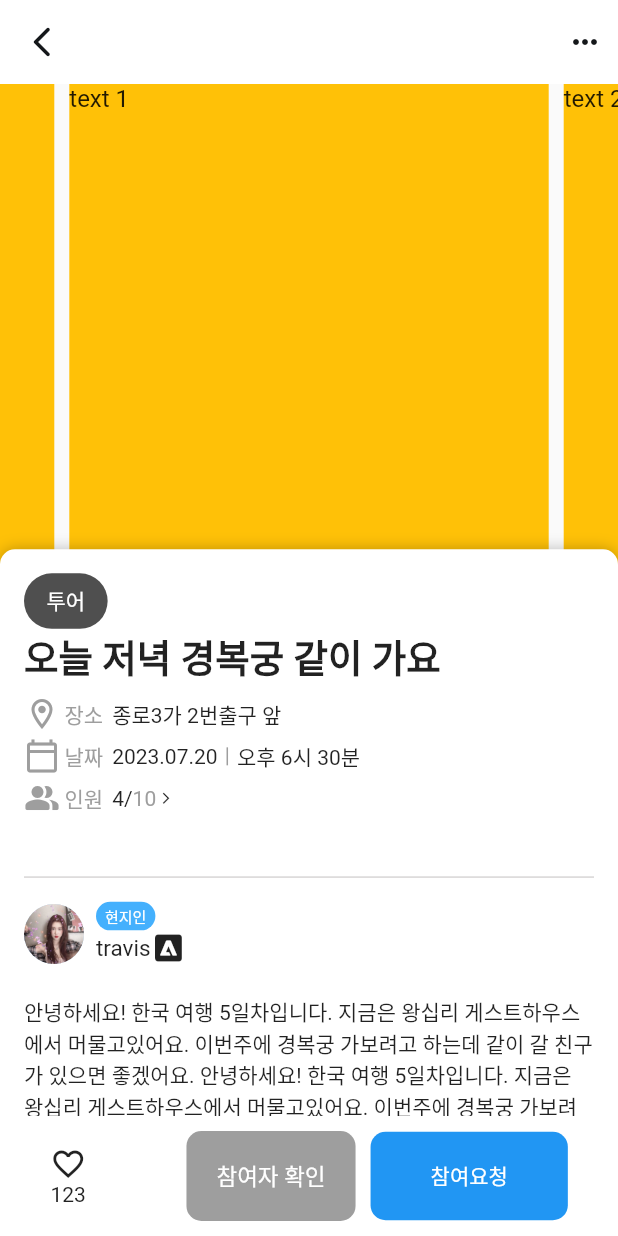
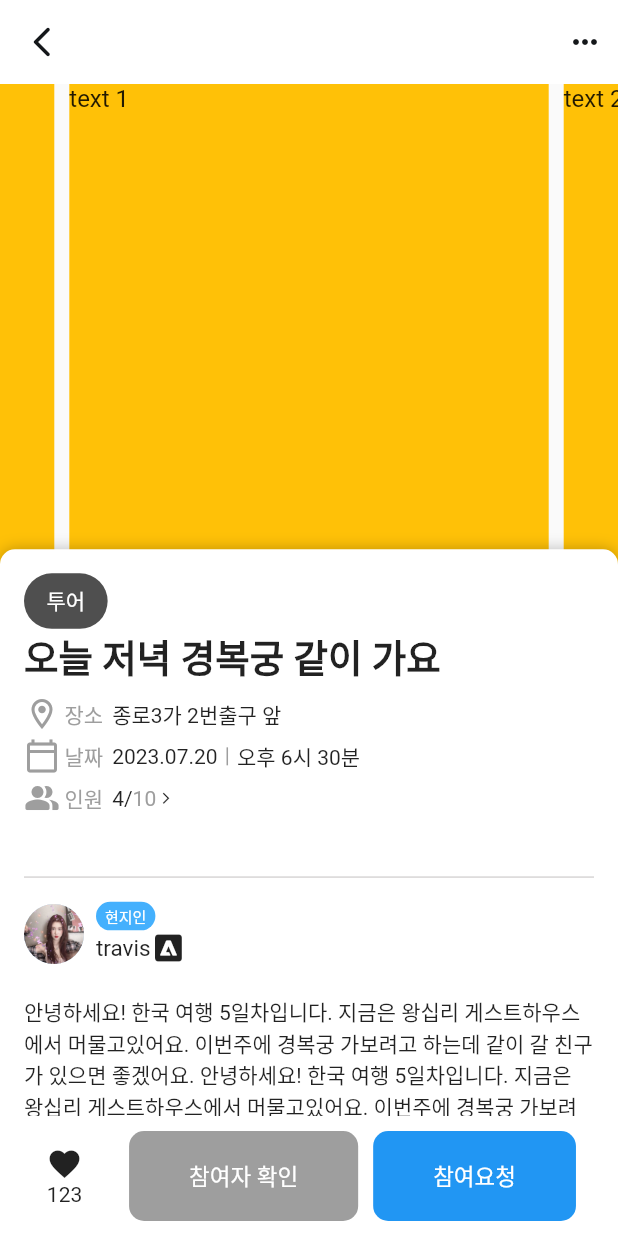
Before and after one commit to ggstargame45/malf_application, a Flutter app: the DetailScreen screen opened by its route, on a phone screen of 412 x 824 dp. Run offline on Flutter 3.47's test engine with Material 2 defaults, Android fonts, the phone set to English and light mode, and no system bars; drawn by our look-alikes of carousel_slider, sliding_up_panel; our stand-ins replace auto_route, flutter_riverpod, logger.

Commit message:
좋아요 버튼 활성화

```diff
--- /dev/null
+++ b/lib/features/detail/presentation/screens/detail_panel/footer_widget.dart
@@ -0,0 +1,100 @@
+import 'package:flutter/material.dart';
+import 'package:flutter_riverpod/flutter_riverpod.dart';
+import 'package:logger/logger.dart';
+
+var logger = Logger();
+
+class IsLikedState extends StateNotifier<int> {
+  IsLikedState() : super(1);
+
+  void toggleIsLiked() {
+    if (state == 0) {
+      state = 1;
+    } else if (state == 1) {
+      state = 0;
+    }
+  }
+}
+
+final islikedStateNotifierProvider =
+    StateNotifierProvider<IsLikedState, int>((ref) {
+  return IsLikedState();
+});
+
+class FooterWigdget extends ConsumerWidget {
+  const FooterWigdget({super.key});
+
+  @override
+  Widget build(BuildContext context, WidgetRef ref) {
+    final isLiked = ref.watch(islikedStateNotifierProvider);
+    final isLikedRead = ref.read(islikedStateNotifierProvider.notifier);
+    return Container(
+      height: 80,
+      width: MediaQuery.of(context).size.width,
+      color: Colors.white,
+      child: Row(mainAxisAlignment: MainAxisAlignment.spaceEvenly, children: [
+        SizedBox(
+          width: 30,
+          height: 60,
+          child: GestureDetector(
+            onTap: () {
+              isLikedRead.toggleIsLiked();
+              logger.d("tap");
+            },
+            child: Column(
+                mainAxisAlignment: MainAxisAlignment.center,
+                children: [
+                  Icon(isLiked == 1 ? Icons.favorite : Icons.favorite_border),
+                  const Text("123")
+                ]),
+          ),
+        ),
+        Row(
+          children: [
+            TextButton(
+              onPressed: () {
+                logger.d("tap");
+              },
+              style: ButtonStyle(
+                padding: MaterialStateProperty.all<EdgeInsetsGeometry>(
+                    const EdgeInsets.fromLTRB(40, 19, 40, 19)),
+                shape: MaterialStateProperty.all<RoundedRectangleBorder>(
+                  RoundedRectangleBorder(
+                    borderRadius: BorderRadius.circular(10.0),
+                  ),
+                ),
+                backgroundColor: MaterialStateProperty.all<Color>(Colors.grey),
+              ),
+              child: const Text(
+                "참여자 확인",
+                style: TextStyle(color: Colors.white, fontSize: 15),
+              ),
+            ),
+            const SizedBox(
+              width: 10,
+            ),
+            TextButton(
+              onPressed: () {
+                logger.d("tap");
+              },
+              style: ButtonStyle(
+                  padding: MaterialStateProperty.all<EdgeInsetsGeometry>(
+                      const EdgeInsets.fromLTRB(40, 19, 40, 19)),
+                  shape: MaterialStateProperty.all<RoundedRectangleBorder>(
+                    RoundedRectangleBorder(
+                      borderRadius: BorderRadius.circular(10.0),
+                    ),
+                  ),
+                  backgroundColor:
+                      MaterialStateProperty.all<Color>(Colors.blue)),
+              child: const Text(
+                "참여요청",
+                style: TextStyle(color: Colors.white, fontSize: 15),
+              ),
+            ),
+          ],
+        )
+      ]),
+    );
+  }
+}
--- a/lib/features/detail/presentation/screens/detail_screen.dart
+++ b/lib/features/detail/presentation/screens/detail_screen.dart
@@ -5,6 +5,7 @@ import 'package:malf_application/shared/theme/app_colors.dart';
 import "package:sliding_up_panel/sliding_up_panel.dart";
 
 import 'detail_panel/detail_panel.dart';
+import 'detail_panel/footer_widget.dart';
 import 'detail_panel/sliding_meeting_img.dart';
 
 class DetailScreen extends ConsumerWidget {
@@ -47,7 +48,6 @@ class MeetingDetailPanel extends StatefulWidget {
 }
 
 class _MeetingDetailPanelState extends State<MeetingDetailPanel> {
-  bool isLiked = false;
   @override
   Widget build(BuildContext context) {
     return SlidingUpPanel(
@@ -61,73 +61,12 @@ class _MeetingDetailPanelState extends State<MeetingDetailPanel> {
       borderRadius: const BorderRadius.vertical(top: Radius.circular(10)),
       minHeight: MediaQuery.of(context).size.height / 1.8,
       maxHeight: MediaQuery.of(context).size.height,
+      //footer
+      footer: const FooterWigdget(),
       //미팅 정보
       panelBuilder: (sc) => DetailPanel(
         controller: sc,
       ),
-      collapsed: Container(
-        decoration: const BoxDecoration(
-          color: Colors.transparent,
-        ),
-      ),
-      //footer
-      footer: Container(
-        height: 80,
-        width: MediaQuery.of(context).size.width,
-        color: Colors.white,
-        child: Row(mainAxisAlignment: MainAxisAlignment.spaceAround, children: [
-          Column(mainAxisAlignment: MainAxisAlignment.center, children: [
-            isLiked
-                ? const Icon(Icons.favorite)
-                : const Icon(Icons.favorite_border_outlined),
-            const Text("123")
-          ]),
-          Container(
-            child: Row(
-              children: [
-                TextButton(
-                  onPressed: () {},
-                  style: ButtonStyle(
-                    padding: MaterialStateProperty.all<EdgeInsetsGeometry>(
-                        const EdgeInsets.fromLTRB(20, 19, 20, 19)),
-                    shape: MaterialStateProperty.all<RoundedRectangleBorder>(
-                      RoundedRectangleBorder(
-                        borderRadius: BorderRadius.circular(10.0),
-                      ),
-                    ),
-                    backgroundColor:
-                        MaterialStateProperty.all<Color>(Colors.grey),
-                  ),
-                  child: const Text(
-                    "참여자 확인",
-                    style: TextStyle(color: Colors.white, fontSize: 15),
-                  ),
-                ),
-                const SizedBox(
-                  width: 10,
-                ),
-                TextButton(
-                  onPressed: () {},
-                  style: ButtonStyle(
-                      padding: MaterialStateProperty.all<EdgeInsetsGeometry>(
-                          const EdgeInsets.fromLTRB(40, 19, 40, 19)),
-                      shape: MaterialStateProperty.all<RoundedRectangleBorder>(
-                        RoundedRectangleBorder(
-                          borderRadius: BorderRadius.circular(10.0),
-                        ),
-                      ),
-                      backgroundColor:
-                          MaterialStateProperty.all<Color>(Colors.blue)),
-                  child: const Text(
-                    "참여요청",
-                    style: TextStyle(color: Colors.white),
-                  ),
-                ),
-              ],
-            ),
-          )
-        ]),
-      ),
     );
   }
 }
```
